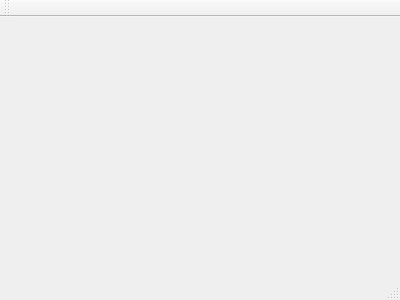
The window that cpe353/exams/exam_6/exam_final/mainwindow.ui (ctag/uah) describes before a commit, drawn with Qt 5.
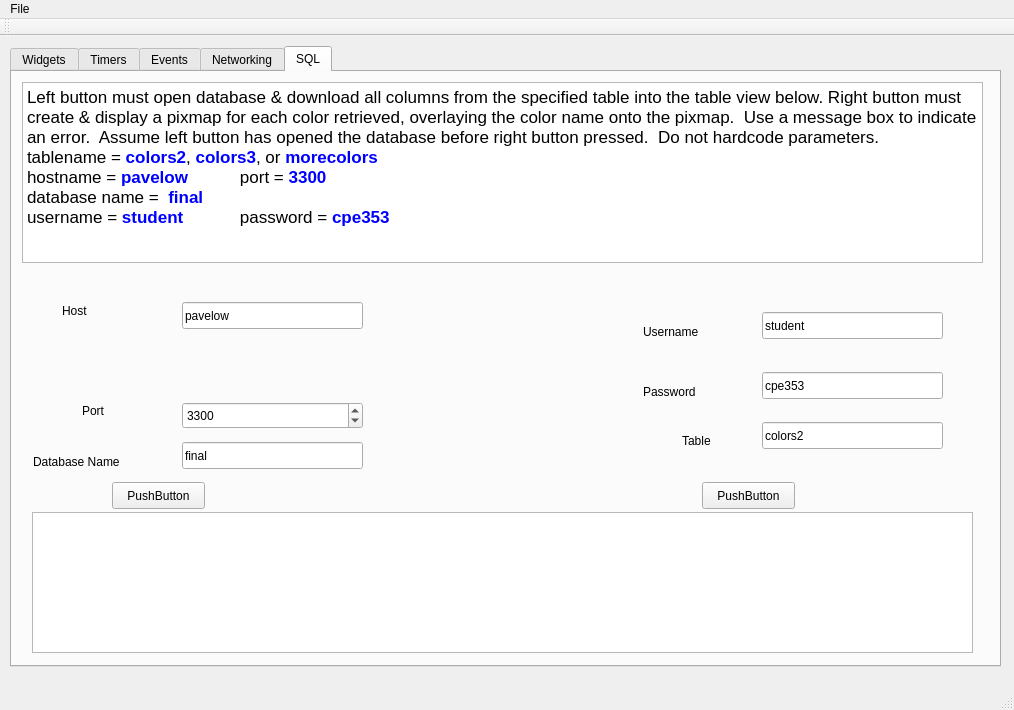
The same window after the commit. The open tabs and pages were chosen to show the change.

Commit message: done with final exam, to slowly qwop from bullshit

```diff
--- a/cpe353/exams/exam_6/exam_final/mainwindow.ui
+++ b/cpe353/exams/exam_6/exam_final/mainwindow.ui
@@ -1,24 +1,506 @@
 <ui version="4.0">
  <class>MainWindow</class>
- <widget class="QMainWindow" name="MainWindow" >
-  <property name="geometry" >
+ <widget class="QMainWindow" name="MainWindow">
+  <property name="geometry">
    <rect>
     <x>0</x>
     <y>0</y>
-    <width>400</width>
-    <height>300</height>
+    <width>1014</width>
+    <height>710</height>
    </rect>
   </property>
   <property name="windowTitle" >
    <string>MainWindow</string>
   </property>
-  <widget class="QMenuBar" name="menuBar" />
-  <widget class="QToolBar" name="mainToolBar" />
-  <widget class="QWidget" name="centralWidget" />
-  <widget class="QStatusBar" name="statusBar" />
+  <property name="toolTip">
+   <string>&lt;html&gt;&lt;head/&gt;&lt;body&gt;&lt;p&gt;Label&lt;/p&gt;&lt;/body&gt;&lt;/html&gt;</string>
+  </property>
+  <property name="statusTip">
+   <string>Ready</string>
+  </property>
+  <property name="whatsThis">
+   <string>&lt;html&gt;&lt;head/&gt;&lt;body&gt;&lt;p&gt;Label1&lt;/p&gt;&lt;/body&gt;&lt;/html&gt;</string>
+  </property>
+  <widget class="QWidget" name="centralWidget">
+   <widget class="QTabWidget" name="tabWidget">
+    <property name="geometry">
+     <rect>
+      <x>10</x>
+      <y>10</y>
+      <width>991</width>
+      <height>621</height>
+     </rect>
+    </property>
+    <property name="currentIndex">
+     <number>1</number>
+    </property>
+    <widget class="QWidget" name="tab">
+     <attribute name="title">
+      <string>Widgets</string>
+     </attribute>
+     <widget class="QLabel" name="label">
+      <property name="geometry">
+       <rect>
+        <x>20</x>
+        <y>10</y>
+        <width>351</width>
+        <height>17</height>
+       </rect>
+      </property>
+      <property name="text">
+       <string>Push button text must toggle between Yes and No</string>
+      </property>
+     </widget>
+     <widget class="QPushButton" name="widgets_pushButton">
+      <property name="geometry">
+       <rect>
+        <x>540</x>
+        <y>10</y>
+        <width>371</width>
+        <height>27</height>
+       </rect>
+      </property>
+      <property name="text">
+       <string>Yes</string>
+      </property>
+     </widget>
+     <widget class="QSpinBox" name="widgets_spinBox">
+      <property name="geometry">
+       <rect>
+        <x>130</x>
+        <y>140</y>
+        <width>49</width>
+        <height>27</height>
+       </rect>
+      </property>
+      <property name="maximum">
+       <number>9</number>
+      </property>
+     </widget>
+     <widget class="QSlider" name="widgets_horizontalSlider">
+      <property name="geometry">
+       <rect>
+        <x>600</x>
+        <y>150</y>
+        <width>160</width>
+        <height>19</height>
+       </rect>
+      </property>
+      <property name="maximum">
+       <number>9</number>
+      </property>
+      <property name="orientation">
+       <enum>Qt::Horizontal</enum>
+      </property>
+     </widget>
+     <widget class="QLineEdit" name="widgets_lineEdit">
+      <property name="geometry">
+       <rect>
+        <x>50</x>
+        <y>480</y>
+        <width>871</width>
+        <height>27</height>
+       </rect>
+      </property>
+     </widget>
+    </widget>
+    <widget class="QWidget" name="tab_2">
+     <attribute name="title">
+      <string>Timers</string>
+     </attribute>
+     <widget class="QRadioButton" name="timers_radioButton">
+      <property name="geometry">
+       <rect>
+        <x>150</x>
+        <y>30</y>
+        <width>109</width>
+        <height>22</height>
+       </rect>
+      </property>
+      <property name="text">
+       <string>Blinker</string>
+      </property>
+     </widget>
+     <widget class="QPushButton" name="timers_pushButton_start">
+      <property name="geometry">
+       <rect>
+        <x>210</x>
+        <y>210</y>
+        <width>93</width>
+        <height>27</height>
+       </rect>
+      </property>
+      <property name="text">
+       <string>Start</string>
+      </property>
+     </widget>
+     <widget class="QPushButton" name="timers_pushButton_stop">
+      <property name="geometry">
+       <rect>
+        <x>580</x>
+        <y>210</y>
+        <width>93</width>
+        <height>27</height>
+       </rect>
+      </property>
+      <property name="text">
+       <string>Stop</string>
+      </property>
+     </widget>
+     <widget class="QLabel" name="label_2">
+      <property name="geometry">
+       <rect>
+        <x>800</x>
+        <y>520</y>
+        <width>62</width>
+        <height>17</height>
+       </rect>
+      </property>
+      <property name="text">
+       <string>ms</string>
+      </property>
+     </widget>
+     <widget class="QPushButton" name="timers_pushButton_interval">
+      <property name="geometry">
+       <rect>
+        <x>310</x>
+        <y>480</y>
+        <width>93</width>
+        <height>27</height>
+       </rect>
+      </property>
+      <property name="text">
+       <string>Set Interval</string>
+      </property>
+     </widget>
+     <widget class="QSpinBox" name="timers_spinBox">
+      <property name="geometry">
+       <rect>
+        <x>230</x>
+        <y>530</y>
+        <width>561</width>
+        <height>27</height>
+       </rect>
+      </property>
+      <property name="minimum">
+       <number>5</number>
+      </property>
+      <property name="maximum">
+       <number>999999</number>
+      </property>
+     </widget>
+    </widget>
+    <widget class="QWidget" name="tab_3">
+     <attribute name="title">
+      <string>Events</string>
+     </attribute>
+     <widget class="QTextEdit" name="events_textEdit">
+      <property name="geometry">
+       <rect>
+        <x>10</x>
+        <y>10</y>
+        <width>961</width>
+        <height>511</height>
+       </rect>
+      </property>
+      <property name="html">
+       <string>&lt;!DOCTYPE HTML PUBLIC &quot;-//W3C//DTD HTML 4.0//EN&quot; &quot;http://www.w3.org/TR/REC-html40/strict.dtd&quot;&gt;
+&lt;html&gt;&lt;head&gt;&lt;meta name=&quot;qrichtext&quot; content=&quot;1&quot; /&gt;&lt;style type=&quot;text/css&quot;&gt;
+p, li { white-space: pre-wrap; }
+&lt;/style&gt;&lt;/head&gt;&lt;body style=&quot; font-family:'Sans'; font-size:10pt; font-weight:400; font-style:normal;&quot;&gt;
+&lt;p style=&quot; margin-top:0px; margin-bottom:0px; margin-left:0px; margin-right:0px; -qt-block-indent:0; text-indent:0px;&quot;&gt;&lt;span style=&quot; font-family:'.Lucida Grande UI'; font-size:13pt; font-weight:600;&quot;&gt;Task 1:&lt;/span&gt;&lt;/p&gt;
+&lt;p style=&quot; margin-top:0px; margin-bottom:0px; margin-left:0px; margin-right:0px; -qt-block-indent:0; text-indent:0px;&quot;&gt;&lt;span style=&quot; font-family:'.Lucida Grande UI'; font-size:13pt; font-weight:600;&quot;&gt;Use an event filter to disable the &lt;/span&gt;&lt;span style=&quot; font-family:'.Lucida Grande UI'; font-size:13pt; font-weight:600; color:#0000ff;&quot;&gt;backspace&lt;/span&gt;&lt;span style=&quot; font-family:'.Lucida Grande UI'; font-size:13pt; font-weight:600;&quot;&gt; key within this text edit object.  &lt;/span&gt;&lt;/p&gt;
+&lt;p style=&quot;-qt-paragraph-type:empty; margin-top:0px; margin-bottom:0px; margin-left:0px; margin-right:0px; -qt-block-indent:0; text-indent:0px; font-family:'.Lucida Grande UI'; font-size:13pt; font-weight:600;&quot;&gt;&lt;br /&gt;&lt;/p&gt;
+&lt;p style=&quot; margin-top:0px; margin-bottom:0px; margin-left:0px; margin-right:0px; -qt-block-indent:0; text-indent:0px;&quot;&gt;&lt;span style=&quot; font-family:'.Lucida Grande UI'; font-size:13pt; font-weight:600; color:#ff0000;&quot;&gt;All other keys must work normally.&lt;/span&gt;&lt;/p&gt;
+&lt;p style=&quot;-qt-paragraph-type:empty; margin-top:0px; margin-bottom:0px; margin-left:0px; margin-right:0px; -qt-block-indent:0; text-indent:0px; font-family:'.Lucida Grande UI'; font-size:13pt; font-weight:600; color:#ff0000;&quot;&gt;&lt;br /&gt;&lt;/p&gt;
+&lt;p style=&quot; margin-top:0px; margin-bottom:0px; margin-left:0px; margin-right:0px; -qt-block-indent:0; text-indent:0px;&quot;&gt;&lt;span style=&quot; font-family:'.Lucida Grande UI'; font-size:13pt; font-weight:600;&quot;&gt;Each time an event is blocked, increment a counter and display the current count of blocked events in the status bar.&lt;/span&gt;&lt;/p&gt;
+&lt;p style=&quot;-qt-paragraph-type:empty; margin-top:0px; margin-bottom:0px; margin-left:0px; margin-right:0px; -qt-block-indent:0; text-indent:0px; font-family:'.Lucida Grande UI'; font-size:13pt; font-weight:600;&quot;&gt;&lt;br /&gt;&lt;/p&gt;
+&lt;p style=&quot;-qt-paragraph-type:empty; margin-top:0px; margin-bottom:0px; margin-left:0px; margin-right:0px; -qt-block-indent:0; text-indent:0px; font-family:'.Lucida Grande UI'; font-size:13pt; font-weight:600;&quot;&gt;&lt;br /&gt;&lt;/p&gt;
+&lt;p style=&quot; margin-top:0px; margin-bottom:0px; margin-left:0px; margin-right:0px; -qt-block-indent:0; text-indent:0px;&quot;&gt;&lt;span style=&quot; font-family:'.Lucida Grande UI'; font-size:13pt; font-weight:600;&quot;&gt;Task 2:&lt;/span&gt;&lt;/p&gt;
+&lt;p style=&quot; margin-top:0px; margin-bottom:0px; margin-left:0px; margin-right:0px; -qt-block-indent:0; text-indent:0px;&quot;&gt;&lt;span style=&quot; font-family:'.Lucida Grande UI'; font-size:13pt; font-weight:600;&quot;&gt;Add a &lt;/span&gt;&lt;span style=&quot; font-family:'.Lucida Grande UI'; font-size:13pt; font-weight:600; color:#0000ff;&quot;&gt;File&lt;/span&gt;&lt;span style=&quot; font-family:'.Lucida Grande UI'; font-size:13pt; font-weight:600;&quot;&gt; menu to the application that includes three options:  &lt;/span&gt;&lt;/p&gt;
+&lt;p style=&quot;-qt-paragraph-type:empty; margin-top:0px; margin-bottom:0px; margin-left:0px; margin-right:0px; -qt-block-indent:0; text-indent:0px; font-family:'.Lucida Grande UI'; font-size:13pt; font-weight:600;&quot;&gt;&lt;br /&gt;&lt;/p&gt;
+&lt;p style=&quot; margin-top:0px; margin-bottom:0px; margin-left:0px; margin-right:0px; -qt-block-indent:0; text-indent:0px;&quot;&gt;&lt;span style=&quot; font-family:'.Lucida Grande UI'; font-size:13pt; font-weight:600; color:#0000ff;&quot;&gt;Save&lt;/span&gt;&lt;span style=&quot; font-family:'.Lucida Grande UI'; font-size:13pt; font-weight:600;&quot;&gt; must write the contents of this text edit object to the specified file.&lt;/span&gt;&lt;/p&gt;
+&lt;p style=&quot;-qt-paragraph-type:empty; margin-top:0px; margin-bottom:0px; margin-left:0px; margin-right:0px; -qt-block-indent:0; text-indent:0px; font-family:'.Lucida Grande UI'; font-size:13pt; font-weight:600;&quot;&gt;&lt;br /&gt;&lt;/p&gt;
+&lt;p style=&quot; margin-top:0px; margin-bottom:0px; margin-left:0px; margin-right:0px; -qt-block-indent:0; text-indent:0px;&quot;&gt;&lt;span style=&quot; font-family:'.Lucida Grande UI'; font-size:13pt; font-weight:600; color:#0000ff;&quot;&gt;Load&lt;/span&gt;&lt;span style=&quot; font-family:'.Lucida Grande UI'; font-size:13pt; font-weight:600;&quot;&gt; must read in the contents of the specified file and display it in this text edit object.&lt;/span&gt;&lt;/p&gt;
+&lt;p style=&quot;-qt-paragraph-type:empty; margin-top:0px; margin-bottom:0px; margin-left:0px; margin-right:0px; -qt-block-indent:0; text-indent:0px; font-family:'.Lucida Grande UI'; font-size:13pt; font-weight:600;&quot;&gt;&lt;br /&gt;&lt;/p&gt;
+&lt;p style=&quot; margin-top:0px; margin-bottom:0px; margin-left:0px; margin-right:0px; -qt-block-indent:0; text-indent:0px;&quot;&gt;&lt;span style=&quot; font-family:'.Lucida Grande UI'; font-size:13pt; font-weight:600; color:#0000ff;&quot;&gt;Quit&lt;/span&gt;&lt;span style=&quot; font-family:'.Lucida Grande UI'; font-size:13pt; font-weight:600;&quot;&gt; must quit the application.&lt;/span&gt;&lt;/p&gt;&lt;/body&gt;&lt;/html&gt;</string>
+      </property>
+     </widget>
+    </widget>
+    <widget class="QWidget" name="tab_4">
+     <attribute name="title">
+      <string>Networking</string>
+     </attribute>
+    </widget>
+    <widget class="QWidget" name="tab_5">
+     <attribute name="title">
+      <string>SQL</string>
+     </attribute>
+     <widget class="QTextEdit" name="timers_textEdit">
+      <property name="geometry">
+       <rect>
+        <x>10</x>
+        <y>10</y>
+        <width>961</width>
+        <height>181</height>
+       </rect>
+      </property>
+      <property name="html">
+       <string>&lt;!DOCTYPE HTML PUBLIC &quot;-//W3C//DTD HTML 4.0//EN&quot; &quot;http://www.w3.org/TR/REC-html40/strict.dtd&quot;&gt;
+&lt;html&gt;&lt;head&gt;&lt;meta name=&quot;qrichtext&quot; content=&quot;1&quot; /&gt;&lt;style type=&quot;text/css&quot;&gt;
+p, li { white-space: pre-wrap; }
+&lt;/style&gt;&lt;/head&gt;&lt;body style=&quot; font-family:'Sans'; font-size:10pt; font-weight:400; font-style:normal;&quot;&gt;
+&lt;p style=&quot; margin-top:0px; margin-bottom:0px; margin-left:0px; margin-right:0px; -qt-block-indent:0; text-indent:0px;&quot;&gt;&lt;span style=&quot; font-family:'.Lucida Grande UI'; font-size:13pt;&quot;&gt;Left button must open database &amp;amp; download all columns from the specified table into the table view below. Right button must create &amp;amp; display a pixmap for each color retrieved, overlaying the color name onto the pixmap.  Use a message box to indicate an error.  Assume left button has opened the database before right button pressed.  Do not hardcode parameters.          &lt;/span&gt;&lt;/p&gt;
+&lt;p style=&quot; margin-top:0px; margin-bottom:0px; margin-left:0px; margin-right:0px; -qt-block-indent:0; text-indent:0px;&quot;&gt;&lt;span style=&quot; font-family:'.Lucida Grande UI'; font-size:13pt;&quot;&gt;tablename = &lt;/span&gt;&lt;span style=&quot; font-family:'.Lucida Grande UI'; font-size:13pt; font-weight:600; color:#0000ff;&quot;&gt;colors2&lt;/span&gt;&lt;span style=&quot; font-family:'.Lucida Grande UI'; font-size:13pt; color:#000000;&quot;&gt;,&lt;/span&gt;&lt;span style=&quot; font-family:'.Lucida Grande UI'; font-size:13pt;&quot;&gt; &lt;/span&gt;&lt;span style=&quot; font-family:'.Lucida Grande UI'; font-size:13pt; font-weight:600; color:#0000ff;&quot;&gt;colors3&lt;/span&gt;&lt;span style=&quot; font-family:'.Lucida Grande UI'; font-size:13pt; color:#000000;&quot;&gt;, or&lt;/span&gt;&lt;span style=&quot; font-family:'.Lucida Grande UI'; font-size:13pt; color:#0000ff;&quot;&gt; &lt;/span&gt;&lt;span style=&quot; font-family:'.Lucida Grande UI'; font-size:13pt; font-weight:600; color:#0000ff;&quot;&gt;morecolors&lt;/span&gt;&lt;/p&gt;
+&lt;p style=&quot; margin-top:0px; margin-bottom:0px; margin-left:0px; margin-right:0px; -qt-block-indent:0; text-indent:0px;&quot;&gt;&lt;span style=&quot; font-family:'.Lucida Grande UI'; font-size:13pt;&quot;&gt;hostname = &lt;/span&gt;&lt;span style=&quot; font-family:'.Lucida Grande UI'; font-size:13pt; font-weight:600; color:#0000ff;&quot;&gt;pavelow &lt;/span&gt;&lt;span style=&quot; font-family:'.Lucida Grande UI'; font-size:13pt;&quot;&gt;          port = &lt;/span&gt;&lt;span style=&quot; font-family:'.Lucida Grande UI'; font-size:13pt; font-weight:600; color:#0000ff;&quot;&gt;3300&lt;/span&gt;&lt;span style=&quot; font-family:'.Lucida Grande UI'; font-size:13pt;&quot;&gt;                     &lt;/span&gt;&lt;/p&gt;
+&lt;p style=&quot; margin-top:0px; margin-bottom:0px; margin-left:0px; margin-right:0px; -qt-block-indent:0; text-indent:0px;&quot;&gt;&lt;span style=&quot; font-family:'.Lucida Grande UI'; font-size:13pt;&quot;&gt;database name =  &lt;/span&gt;&lt;span style=&quot; font-family:'.Lucida Grande UI'; font-size:13pt; font-weight:600; color:#0000ff;&quot;&gt;final&lt;/span&gt;&lt;/p&gt;
+&lt;p style=&quot; margin-top:0px; margin-bottom:0px; margin-left:0px; margin-right:0px; -qt-block-indent:0; text-indent:0px;&quot;&gt;&lt;span style=&quot; font-family:'.Lucida Grande UI'; font-size:13pt;&quot;&gt;username = &lt;/span&gt;&lt;span style=&quot; font-family:'.Lucida Grande UI'; font-size:13pt; font-weight:600; color:#0000ff;&quot;&gt;student&lt;/span&gt;&lt;span style=&quot; font-family:'.Lucida Grande UI'; font-size:13pt;&quot;&gt;            password = &lt;/span&gt;&lt;span style=&quot; font-family:'.Lucida Grande UI'; font-size:13pt; font-weight:600; color:#0000ff;&quot;&gt;cpe353&lt;/span&gt;&lt;span style=&quot; font-family:'.Lucida Grande UI'; font-size:13pt;&quot;&gt;         &lt;/span&gt;&lt;/p&gt;
+&lt;p style=&quot;-qt-paragraph-type:empty; margin-top:0px; margin-bottom:0px; margin-left:0px; margin-right:0px; -qt-block-indent:0; text-indent:0px; font-family:'.Lucida Grande UI'; font-size:13pt;&quot;&gt;&lt;br /&gt;&lt;/p&gt;&lt;/body&gt;&lt;/html&gt;</string>
+      </property>
+     </widget>
+     <widget class="QLineEdit" name="sql_lineEdit_host">
+      <property name="geometry">
+       <rect>
+        <x>170</x>
+        <y>230</y>
+        <width>181</width>
+        <height>27</height>
+       </rect>
+      </property>
+      <property name="text">
+       <string>pavelow</string>
+      </property>
+     </widget>
+     <widget class="QLineEdit" name="sql_lineEdit_name">
+      <property name="geometry">
+       <rect>
+        <x>170</x>
+        <y>370</y>
+        <width>181</width>
+        <height>27</height>
+       </rect>
+      </property>
+      <property name="text">
+       <string>final</string>
+      </property>
+     </widget>
+     <widget class="QLineEdit" name="sql_lineEdit_username">
+      <property name="geometry">
+       <rect>
+        <x>750</x>
+        <y>240</y>
+        <width>181</width>
+        <height>27</height>
+       </rect>
+      </property>
+      <property name="text">
+       <string>student</string>
+      </property>
+     </widget>
+     <widget class="QLineEdit" name="sql_lineEdit_password">
+      <property name="geometry">
+       <rect>
+        <x>750</x>
+        <y>300</y>
+        <width>181</width>
+        <height>27</height>
+       </rect>
+      </property>
+      <property name="text">
+       <string>cpe353</string>
+      </property>
+     </widget>
+     <widget class="QLineEdit" name="sql_lineEdit_table">
+      <property name="geometry">
+       <rect>
+        <x>750</x>
+        <y>350</y>
+        <width>181</width>
+        <height>27</height>
+       </rect>
+      </property>
+      <property name="text">
+       <string>colors2</string>
+      </property>
+     </widget>
+     <widget class="QPushButton" name="sql_pushButton_tableview">
+      <property name="geometry">
+       <rect>
+        <x>100</x>
+        <y>410</y>
+        <width>93</width>
+        <height>27</height>
+       </rect>
+      </property>
+      <property name="text">
+       <string>PushButton</string>
+      </property>
+     </widget>
+     <widget class="QPushButton" name="sql_pushButton_pixmap">
+      <property name="geometry">
+       <rect>
+        <x>690</x>
+        <y>410</y>
+        <width>93</width>
+        <height>27</height>
+       </rect>
+      </property>
+      <property name="text">
+       <string>PushButton</string>
+      </property>
+     </widget>
+     <widget class="QTableView" name="sql_tableView">
+      <property name="geometry">
+       <rect>
+        <x>20</x>
+        <y>440</y>
+        <width>941</width>
+        <height>141</height>
+       </rect>
+      </property>
+     </widget>
+     <widget class="QSpinBox" name="sql_lineEdit_port">
+      <property name="geometry">
+       <rect>
+        <x>170</x>
+        <y>330</y>
+        <width>181</width>
+        <height>27</height>
+       </rect>
+      </property>
+      <property name="maximum">
+       <number>9999999</number>
+      </property>
+      <property name="value">
+       <number>3300</number>
+      </property>
+     </widget>
+     <widget class="QLabel" name="label_3">
+      <property name="geometry">
+       <rect>
+        <x>50</x>
+        <y>230</y>
+        <width>62</width>
+        <height>17</height>
+       </rect>
+      </property>
+      <property name="text">
+       <string>Host</string>
+      </property>
+     </widget>
+     <widget class="QLabel" name="label_4">
+      <property name="geometry">
+       <rect>
+        <x>70</x>
+        <y>330</y>
+        <width>62</width>
+        <height>17</height>
+       </rect>
+      </property>
+      <property name="text">
+       <string>Port</string>
+      </property>
+     </widget>
+     <widget class="QLabel" name="label_5">
+      <property name="geometry">
+       <rect>
+        <x>21</x>
+        <y>380</y>
+        <width>111</width>
+        <height>20</height>
+       </rect>
+      </property>
+      <property name="text">
+       <string>Database Name</string>
+      </property>
+     </widget>
+     <widget class="QLabel" name="label_6">
+      <property name="geometry">
+       <rect>
+        <x>631</x>
+        <y>250</y>
+        <width>101</width>
+        <height>20</height>
+       </rect>
+      </property>
+      <property name="text">
+       <string>Username</string>
+      </property>
+     </widget>
+     <widget class="QLabel" name="label_7">
+      <property name="geometry">
+       <rect>
+        <x>631</x>
+        <y>310</y>
+        <width>101</width>
+        <height>20</height>
+       </rect>
+      </property>
+      <property name="text">
+       <string>Password</string>
+      </property>
+     </widget>
+     <widget class="QLabel" name="label_8">
+      <property name="geometry">
+       <rect>
+        <x>670</x>
+        <y>360</y>
+        <width>62</width>
+        <height>17</height>
+       </rect>
+      </property>
+      <property name="text">
+       <string>Table</string>
+      </property>
+     </widget>
+    </widget>
+   </widget>
+  </widget>
+  <widget class="QMenuBar" name="menuBar">
+   <property name="geometry">
+    <rect>
+     <x>0</x>
+     <y>0</y>
+     <width>1014</width>
+     <height>25</height>
+    </rect>
+   </property>
+   <widget class="QMenu" name="menuFile">
+    <property name="title">
+     <string>File</string>
+    </property>
+    <addaction name="actionSave"/>
+    <addaction name="actionLoad"/>
+    <addaction name="actionQuit"/>
+   </widget>
+   <addaction name="menuFile"/>
+  </widget>
+  <widget class="QToolBar" name="mainToolBar">
+   <attribute name="toolBarArea">
+    <enum>TopToolBarArea</enum>
+   </attribute>
+   <attribute name="toolBarBreak">
+    <bool>false</bool>
+   </attribute>
+  </widget>
+  <widget class="QStatusBar" name="statusBar"/>
+  <action name="actionSave">
+   <property name="text">
+    <string>Save</string>
+   </property>
+  </action>
+  <action name="actionLoad">
+   <property name="text">
+    <string>Load</string>
+   </property>
+  </action>
+  <action name="actionQuit">
+   <property name="text">
+    <string>Quit</string>
+   </property>
+  </action>
  </widget>
- <layoutDefault spacing="6" margin="11" />
- <pixmapfunction></pixmapfunction>
+ <layoutdefault spacing="6" margin="11"/>
  <resources/>
  <connections/>
 </ui>
```
Left out of the diff: 3 changed lines with no effect on the pictures. The commit also changes 9 other files.
